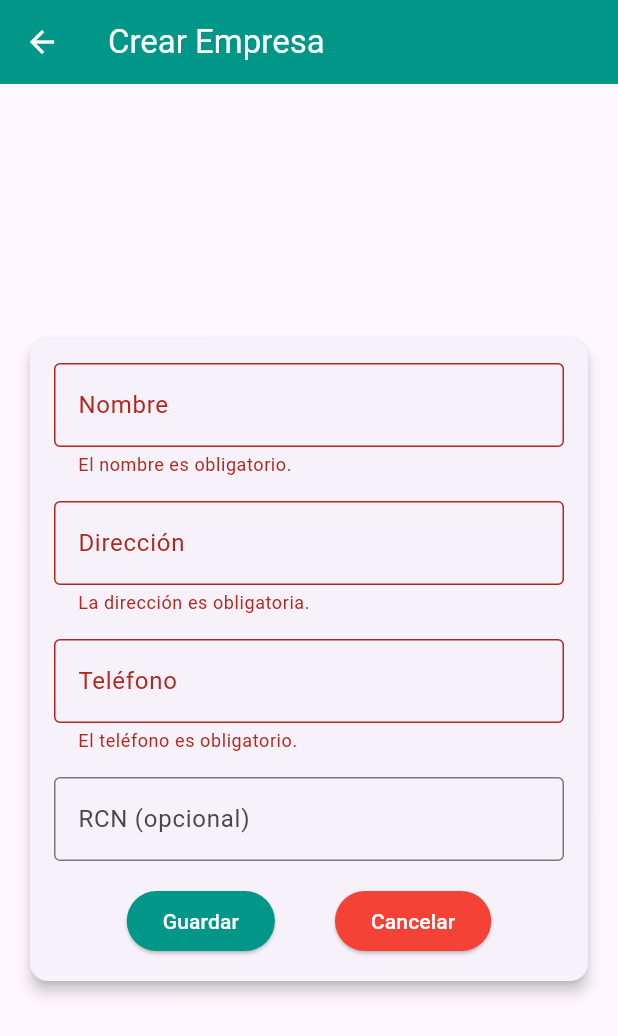
After one commit to pedrisbellh/Prestamos, a Flutter app: the CreateCompanyScreen screen opened directly, after a tap on "Guardar", on a phone screen of 412 x 824 dp. The commit adds this screen. Shown: the top 1036 px of the screen. Run offline on Flutter 3.47's test engine with Material 3 defaults, Android fonts, the phone set to English and light mode, and no system bars; our stand-ins replace cloud_firestore, firebase_auth, firebase_core, freezed_annotation, shared_preferences; accounts and stored records are empty; generated files the repository leaves out were written again.

Commit message:
Add users options and company create-view

```diff
--- /dev/null
+++ b/lib/screens/create_company_screen.dart
@@ -0,0 +1,195 @@
+import 'package:flutter/material.dart';
+import 'package:flutter/services.dart';
+import 'package:prestamos/services/firebase_service.dart';
+import '/utils/snack_bar_top.dart';
+import 'package:firebase_auth/firebase_auth.dart';
+
+class CreateCompanyScreen extends StatefulWidget {
+  const CreateCompanyScreen({super.key});
+
+  @override
+  _CreateCompanyScreenState createState() => _CreateCompanyScreenState();
+}
+
+class _CreateCompanyScreenState extends State<CreateCompanyScreen> {
+  final TextEditingController nameController = TextEditingController();
+  final TextEditingController addressController = TextEditingController();
+  final TextEditingController phoneController = TextEditingController();
+  final TextEditingController rcnController = TextEditingController();
+
+  String? addressError;
+  String? phoneError;
+  String? rcnError;
+  String? nameError;
+
+  final FirebaseAuth _auth = FirebaseAuth.instance;
+  String? userId;
+
+  @override
+  void initState() {
+    super.initState();
+    userId = _auth.currentUser?.uid; // Obtener el ID del usuario logueado
+  }
+
+  // Método para mostrar SnackBar
+  void _showSnackBar(String message) {
+    SnackBarTop.showTopSnackBar(context, message);
+  }
+
+  String? _validateName(String? value) {
+    if (value == null || value.isEmpty) {
+      return 'El nombre es obligatorio.';
+    }
+    return null;
+  }
+
+  String? _validateAddress(String? value) {
+    if (value == null || value.isEmpty) {
+      return 'La dirección es obligatoria.';
+    }
+    return null;
+  }
+
+  String? _validatePhone(String? value) {
+    if (value == null || value.isEmpty) {
+      return 'El teléfono es obligatorio.';
+    }
+    return null;
+  }
+
+  void _saveCompany() {
+    setState(() {
+      nameError = _validateName(nameController.text);
+      addressError = _validateAddress(addressController.text);
+      phoneError = _validatePhone(phoneController.text);
+    });
+
+    if (nameError == null && addressError == null && phoneError == null) {
+      // Llamar al método para guardar la empresa
+      addCompanyToFirestore(
+        name: nameController.text,
+        address: addressController.text,
+        phone: phoneController.text,
+        rcn: rcnController.text.isNotEmpty
+            ? rcnController.text
+            : null, // Solo pasar RCN si no está vacío
+        userId: userId!, // Pasar el ID del usuario
+      ).then((_) {
+        // Mostrar un mensaje de éxito o navegar a otra pantalla
+        _showSnackBar('Empresa guardada exitosamente');
+      }).catchError((error) {
+        // Manejar el error
+        _showSnackBar('Error al guardar la empresa: $error');
+      });
+    } else {
+      // Manejar la validación de campos vacíos
+      _showSnackBar('Por favor, complete todos los campos obligatorios.');
+    }
+  }
+
+  void _cancel() {
+    Navigator.pop(context);
+  }
+
+  final _formKey = GlobalKey<FormState>();
+
+  @override
+  Widget build(BuildContext context) {
+    return Scaffold(
+      appBar: AppBar(
+        title: const Text('Crear Empresa'),
+        backgroundColor: Colors.teal,
+        foregroundColor: Colors.white,
+      ),
+      body: Center(
+        child: Padding(
+          padding: const EdgeInsets.all(16.0),
+          child: SingleChildScrollView(
+            child: Card(
+              elevation: 4,
+              shape: RoundedRectangleBorder(
+                borderRadius: BorderRadius.circular(12),
+              ),
+              child: Padding(
+                padding: const EdgeInsets.all(16.0),
+                child: Form(
+                  key: _formKey,
+                  child: Column(
+                    crossAxisAlignment: CrossAxisAlignment.start,
+                    children: [
+                      TextFormField(
+                        controller: nameController,
+                        decoration: const InputDecoration(
+                          labelText: 'Nombre',
+                          border: OutlineInputBorder(),
+                        ),
+                        validator: _validateName,
+                      ),
+                      const SizedBox(height: 16),
+                      TextFormField(
+                        controller: addressController,
+                        decoration: const InputDecoration(
+                          labelText: 'Dirección',
+                          border: OutlineInputBorder(),
+                        ),
+                        validator: _validateAddress,
+                      ),
+                      const SizedBox(height: 16),
+                      TextFormField(
+                        controller: phoneController,
+                        decoration: const InputDecoration(
+                          labelText: 'Teléfono',
+                          border: OutlineInputBorder(),
+                        ),
+                        keyboardType: TextInputType.phone,
+                        inputFormatters: <TextInputFormatter>[
+                          FilteringTextInputFormatter.digitsOnly,
+                        ],
+                        validator: _validatePhone,
+                      ),
+                      const SizedBox(height: 16),
+                      TextFormField(
+                        controller: rcnController,
+                        decoration: const InputDecoration(
+                          labelText: 'RCN (opcional)',
+                          border: OutlineInputBorder(),
+                        ),
+                      ),
+                      const SizedBox(height: 16),
+                      Row(
+                        mainAxisAlignment: MainAxisAlignment.center,
+                        children: [
+                          ElevatedButton(
+                            onPressed: () {
+                              if (_formKey.currentState!.validate()) {
+                                _saveCompany();
+                              }
+                            },
+                            style: ElevatedButton.styleFrom(
+                              backgroundColor: Colors.teal,
+                              foregroundColor: Colors.white,
+                            ),
+                            child: const Text('Guardar'),
+                          ),
+                          const SizedBox(width: 40),
+                          ElevatedButton(
+                            onPressed: _cancel,
+                            style: ElevatedButton.styleFrom(
+                              backgroundColor: Colors.red,
+                              foregroundColor: Colors.white,
+                            ),
+                            child: const Text('Cancelar'),
+                          ),
+                        ],
+                      ),
+                    ],
+                  ),
+                ),
+              ),
+            ),
+          ),
+        ),
+      ),
+    );
+  }
+}
```
Also changed, not shown: lib/screens/create_loan_screen.dart (+5 -5 lines), lib/screens/home_screen.dart (+70 -14 lines), lib/screens/user_panel_screen.dart (added, +22 -0 lines), lib/screens/view_company_screen.dart (added, +90 -0 lines), lib/screens/view_loan_screen.dart (+6 -13 lines), lib/screens/client_details_screen.dart (renamed from lib/screens/client_detail_screen.dart).
